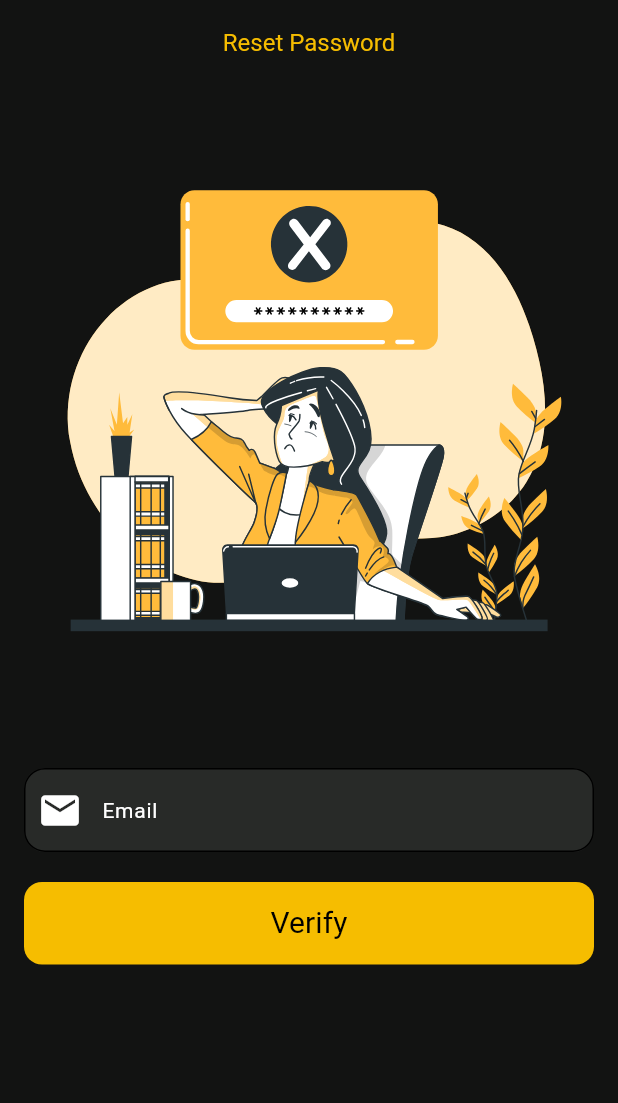
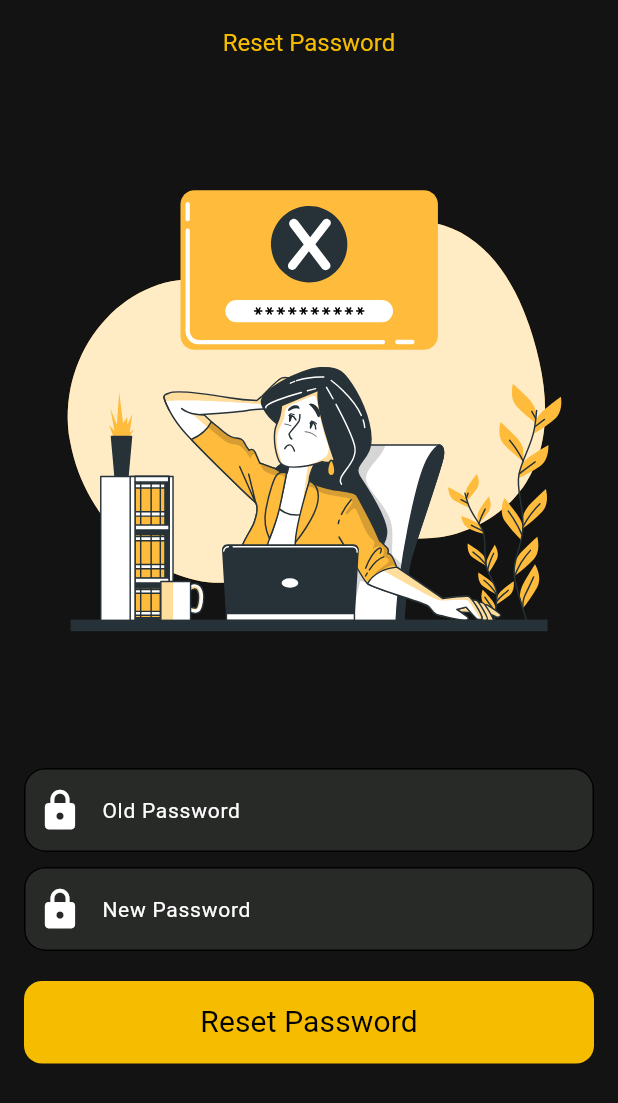
Before and after one commit to shahbbo/movies_route, a Flutter app: the ResetPasswordScreen screen opened directly, on a phone screen of 412 x 824 dp. Shown: the top 1103 px of the screen. Run offline on Flutter 3.47's test engine with Material 3 defaults, Android fonts, the phone set to English and light mode, and no system bars; our stand-ins replace animated_toggle_switch, bloc, cached_network_image, carousel_slider, cherry_toast, connectivity_plus and 9 more; missing offline and left inert: flutter_floating_bottom_bar; accounts and stored records are empty; network calls fail; statements that could not run were skipped; project files that could hold a hidden picture were left out; key blocks and very long unbroken strings in the code were emptied for the run.

Commit message:
some update

```diff
--- a/lib/features/auth/logic/login_cubit/log_in_cubit.dart
+++ b/lib/features/auth/logic/login_cubit/log_in_cubit.dart
@@ -13,7 +13,7 @@ class LogInCubit extends Cubit<LogInState> {
   final TextEditingController emailController = TextEditingController();
 
   final TextEditingController passwordController = TextEditingController();
-  GlobalKey<FormState> loginKey = GlobalKey();
+
   LogInCubit({required this.loginRepo}) : super(LoginInitial());
   static LogInCubit get(context) => BlocProvider.of(context);
   bool isloading = false;
@@ -40,8 +40,6 @@ class LogInCubit extends Cubit<LogInState> {
   }
 
   void loginvalid(BuildContext context) {
-    if (loginKey.currentState!.validate()) {
-      loginUser(context: context);
-    }
+    loginUser(context: context);
   }
 }
--- a/lib/features/edit_profile/ui/reset_paswprd_screen/reset_password_screen.dart
+++ b/lib/features/edit_profile/ui/reset_paswprd_screen/reset_password_screen.dart
@@ -25,7 +25,7 @@ class ResetPasswordScreen extends StatelessWidget {
       body: Form(
         key: _formKey,
         child: Center(
-          child: Column(
+          child: ListView(
             children: [
               SvgPicture.asset(ImageAssets.resetPass),
               Padding(
@@ -33,15 +33,27 @@ class ResetPasswordScreen extends StatelessWidget {
                 child: Column(
                   children: [
                     CustomTextFormFeild(
-                        controller: emailController,
-                        prefixIcon: Icon(Icons.email, color: ColorManager.primaryWhiteColor, size: 30),
-                        hint: 'Email',
-                        hintStyle: FontManager.robotoRegular14White,),
-                    SizedBox(height: 20,),
+                      controller: emailController,
+                      prefixIcon: Icon(Icons.lock,
+                          color: ColorManager.primaryWhiteColor, size: 30),
+                      hint: 'Old Password',
+                      hintStyle: FontManager.robotoRegular14White,
+                    ),
+                    CustomTextFormFeild(
+                      controller: emailController,
+                      prefixIcon: Icon(Icons.lock,
+                          color: ColorManager.primaryWhiteColor, size: 30),
+                      hint: 'New Password',
+                      hintStyle: FontManager.robotoRegular14White,
+                    ),
+                    SizedBox(
+                      height: 20,
+                    ),
                     CustomButton(
-                      title: "Verify",
+                      title: "Reset Password",
                       buttonColor: ColorManager.yellowColor,
-                      textColor: ColorManager.blackColor,),
+                      textColor: ColorManager.blackColor,
+                    ),
                   ],
                 ),
               )
--- a/lib/features/movie_details/data/api/favorite_api.dart
+++ b/lib/features/movie_details/data/api/favorite_api.dart
@@ -7,7 +7,7 @@ import 'package:flutter_projects/features/movie_details/data/model/favorite_movi
 import 'package:http/http.dart' as http;
 
 class FavoriteApi {
-  Future<List<FavoriteMoviesDm>> getFavorite() async {
+  /* Future<List<FavoriteMoviesDm>> getFavorite() async {
     Uri url = Uri.parse('${AppStrings.baseUrl}${ApiEndPoints.favMovies}');
     final response = await http.get(url);
 
@@ -19,7 +19,7 @@ class FavoriteApi {
     } else {
       throw Exception("Failed to load data");
     }
-  }
+  }*/
 
   Future<FavoriteMoviesDm?> addFavoriteMovie(FavoritesData movie) async {
     Uri url = Uri.parse('${AppStrings.baseUrl}${ApiEndPoints.favMovies}');
--- a/lib/main.dart
+++ b/lib/main.dart
@@ -7,6 +7,7 @@ import 'package:flutter_projects/features/app_layout/ui/pages/app_layout.dart';
 import 'package:flutter_projects/features/auth/data/api/register_api%20.dart';
 import 'package:flutter_projects/features/auth/logic/login_cubit/log_in_cubit.dart';
 import 'package:flutter_projects/features/auth/logic/register_cubit/register_cubit.dart';
+import 'package:flutter_projects/features/auth/ui/login_screen/login_screen.dart';
 import 'package:flutter_projects/features/edit_profile/logic/change_password_cubit/change_password_cubit.dart';
 import 'package:flutter_projects/features/home_tab/logic/home_tab_cubit.dart';
 import 'package:get/get.dart';
@@ -81,7 +82,8 @@ class MyApp extends StatelessWidget {
               textTheme: GoogleFonts.interTextTheme(),
               useMaterial3: true,
             ),
-            home: AppLayOut(),
+            home: LoginScreen(),
+            //AppLayOut(),
             routes: {
               SplashScreen.routeName: (context) => SplashScreen(),
               FirstOnboardPage.route: (context) => FirstOnboardPage(),
```
Also changed, not shown: lib/features/auth/logic/register_cubit/register_cubit.dart (+7 -7 lines), lib/features/auth/ui/login_screen/login_body.dart (+21 -3 lines), lib/features/auth/ui/register_screen/register_screen.dart (+16 -17 lines), lib/features/auth/ui/widgets/build_text.dart (+4 -7 lines), 4 other files.
